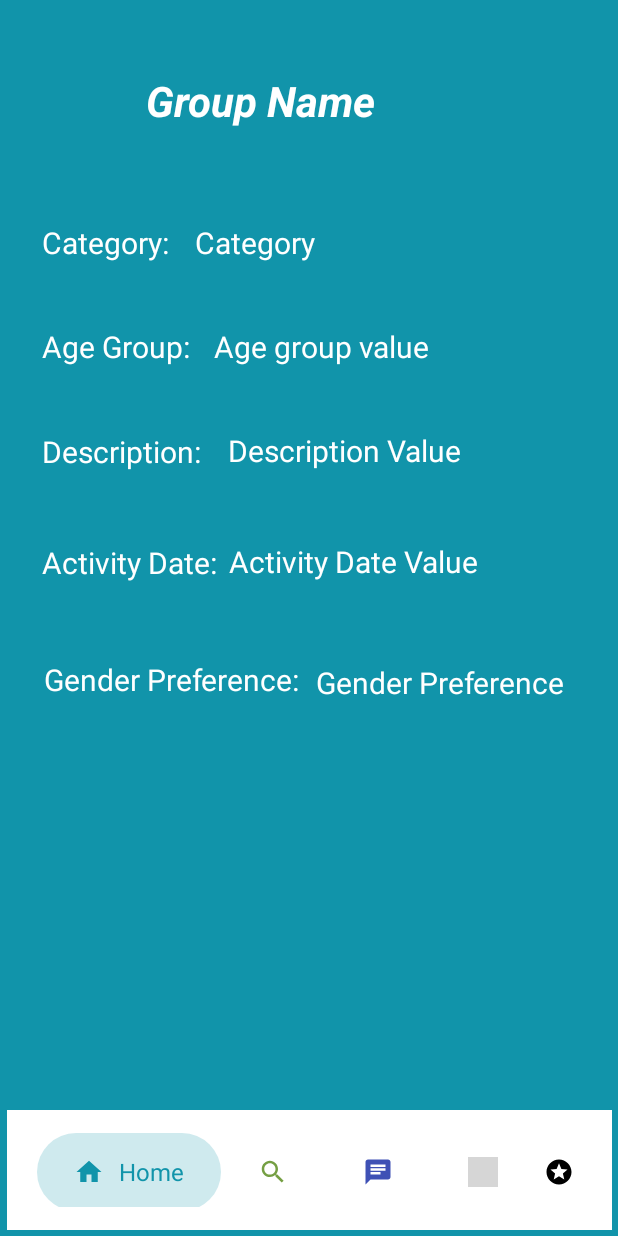
After one commit to purva-n/MAD_ProjectAssignment_Team16, an Android app: the fragment GroupInfoPage placed in its activity, on a phone screen of 412 x 824 dp. The commit adds this screen. Run offline under Robolectric (Android 15) with nearby library versions, the phone set to English and light mode, and no system bars; our stand-ins replace Firebase (no records; nobody signed in at launch, a user with empty details on screens opened directly); 2 statements that could not run were skipped; grey boxes are pictures that could not be loaded.

Commit message:
Group info changes 1

```diff
--- /dev/null
+++ b/AtYourService/app/src/main/java/com/example/atyourservice/togather/GroupInfoPage.java
@@ -0,0 +1,74 @@
+package com.example.atyourservice.togather;
+
+import android.os.Bundle;
+
+import androidx.fragment.app.Fragment;
+
+import android.view.LayoutInflater;
+import android.view.View;
+import android.view.ViewGroup;
+import android.widget.TextView;
+
+import com.example.atyourservice.R;
+import com.example.atyourservice.api.response.pojo.Groups;
+import com.example.atyourservice.models.Group;
+
+/**
+ * A simple {@link Fragment} subclass.
+ * Use the {@link GroupInfoPage#newInstance} factory method to
+ * create an instance of this fragment.
+ */
+public class GroupInfoPage extends Fragment {
+    TextView groupName;
+    TextView category;
+    TextView ageGroup;
+    TextView description;
+    TextView genderPreference;
+    TextView activityDate;
+    Group group;
+
+
+    public GroupInfoPage() {
+        // Required empty public constructor
+    }
+
+    /**
+     * Use this factory method to create a new instance of
+     * this fragment using the provided parameters.
+     * @return A new instance of fragment GroupInfoPage.
+     */
+    // TODO: Rename and change types and number of parameters
+    public static GroupInfoPage newInstance() {
+        GroupInfoPage fragment = new GroupInfoPage();
+        return fragment;
+    }
+
+    @Override
+    public void onCreate(Bundle savedInstanceState) {
+        super.onCreate(savedInstanceState);
+        if (getArguments() != null) {
+            Bundle bundle = getArguments();
+            group = (Group) bundle.getSerializable("GroupResult");
+        }
+    }
+
+    @Override
+    public View onCreateView(LayoutInflater inflater, ViewGroup container,
+                             Bundle savedInstanceState) {
+        // Inflate the layout for this fragment
+        View view = inflater.inflate(R.layout.fragment_group_info_page, container, false);
+        groupName = view.findViewById(R.id.groupName);
+        category = view.findViewById(R.id.category);
+        ageGroup = view.findViewById(R.id.ageGroup);
+        description = view.findViewById(R.id.description);
+        activityDate = view.findViewById(R.id.activityDate);
+        genderPreference = view.findViewById(R.id.genderPreference);
+
+
+        groupName.setText(group.getName());
+        category.setText(group.getCategory());
+
+        return view;
+
+    }
+}
--- a/AtYourService/app/src/main/java/com/example/atyourservice/togather/GroupResultFindPageAdapter.java
+++ b/AtYourService/app/src/main/java/com/example/atyourservice/togather/GroupResultFindPageAdapter.java
@@ -1,6 +1,7 @@
 package com.example.atyourservice.togather;
 
 import androidx.annotation.NonNull;
+import androidx.fragment.app.FragmentTransaction;
 import androidx.recyclerview.widget.RecyclerView;
 
 import android.content.Context;
@@ -13,6 +14,7 @@ import android.os.Bundle;
 import android.view.LayoutInflater;
 import android.view.View;
 import android.view.ViewGroup;
+import android.widget.TextView;
 
 import com.example.atyourservice.R;
 import com.example.atyourservice.models.Group;
@@ -52,6 +54,31 @@ public class GroupResultFindPageAdapter extends RecyclerView.Adapter<GroupResult
         holder.getGroupDate().setText(new Date(grp.getDate()).toString());
         holder.getMemberCount().setText(String.valueOf(grp.getMemberCount()));
 
+        holder.getGroupName().setOnClickListener(new View.OnClickListener() {
+            @Override
+            public void onClick(View view) {
+                FragmentTransaction ft = ((AppCompatActivity)context).getSupportFragmentManager().beginTransaction();
+                ft.setTransition(FragmentTransaction.TRANSIT_FRAGMENT_OPEN);
+                GroupInfoPage rv = GroupInfoPage.newInstance();
+                String groupName = ((TextView) view.findViewById(R.id.groupName)).getText().toString();
+                System.out.println("GROUP NAMEEE ::::: " + groupName);
+
+
+                if(grp != null) {
+                    Bundle bundle = new Bundle();
+                    bundle.putSerializable("GroupSelected", grp);
+                    rv.setArguments(bundle);
+                    ft.setReorderingAllowed(true)
+                            .addToBackStack("groupResultList")
+                            .replace(R.id.fragmentContainer,
+                                    rv,
+                                    null)
+                            .commit();
+                }
+
+            }
+        });
+
         //TODO: Group Profile Img
 //        int drawableId = 0;
 //        try {
--- a/AtYourService/app/src/main/java/com/example/atyourservice/togather/GroupResultFindPageRecyclerView.java
+++ b/AtYourService/app/src/main/java/com/example/atyourservice/togather/GroupResultFindPageRecyclerView.java
@@ -1,6 +1,9 @@
 package com.example.atyourservice.togather;
 
+import androidx.appcompat.app.AppCompatActivity;
+import androidx.cardview.widget.CardView;
 import androidx.fragment.app.Fragment;
+import androidx.fragment.app.FragmentTransaction;
 import androidx.recyclerview.widget.LinearLayoutManager;
 import androidx.recyclerview.widget.RecyclerView;
 
@@ -9,11 +12,13 @@ import android.os.Bundle;
 import android.view.LayoutInflater;
 import android.view.View;
 import android.view.ViewGroup;
+import android.widget.TextView;
 
 import com.example.atyourservice.R;
 import com.example.atyourservice.UserList;
 import com.example.atyourservice.api.response.pojo.Groups;
 import com.example.atyourservice.mesaging.service.MessagesRecycler;
+import com.example.atyourservice.models.Group;
 import com.example.atyourservice.models.User;
 import com.google.firebase.database.DatabaseReference;
 
--- a/AtYourService/app/src/main/res/layout/activity_group_result_find_page_view_holder.xml
+++ b/AtYourService/app/src/main/res/layout/activity_group_result_find_page_view_holder.xml
@@ -6,6 +6,7 @@
     android:layout_height="wrap_content">
 
     <androidx.cardview.widget.CardView
+        android:id="@+id/groupListTemplate"
         android:layout_width="match_parent"
         android:layout_height="103dp"
         app:cardCornerRadius="2dp"
--- /dev/null
+++ b/AtYourService/app/src/main/res/layout/fragment_group_info_page.xml
@@ -0,0 +1,166 @@
+<?xml version="1.0" encoding="utf-8"?>
+<FrameLayout xmlns:android="http://schemas.android.com/apk/res/android"
+    xmlns:app="http://schemas.android.com/apk/res-auto"
+    xmlns:tools="http://schemas.android.com/tools"
+    android:layout_width="match_parent"
+    android:layout_height="match_parent"
+    tools:context=".togather.GroupInfoPage"
+    android:background="@color/home">
+
+    <androidx.constraintlayout.widget.ConstraintLayout
+        android:layout_width="match_parent"
+        android:layout_height="match_parent"
+        android:background="@color/home"
+        tools:context=".togather.GroupInfoPage">
+
+
+        <TextView
+            android:id="@+id/activityDateLabel"
+            android:layout_width="120dp"
+            android:layout_height="30dp"
+            android:layout_marginStart="28dp"
+            android:layout_marginTop="44dp"
+            android:text="Activity Date: "
+            android:textColor="#FFFFFF"
+            android:textSize="20sp"
+            app:layout_constraintEnd_toStartOf="@+id/activityDate"
+            app:layout_constraintHorizontal_bias="0.02"
+            app:layout_constraintStart_toStartOf="parent"
+            app:layout_constraintTop_toBottomOf="@+id/descriptionLabel" />
+
+        <TextView
+            android:id="@+id/description"
+            android:layout_width="188dp"
+            android:layout_height="30dp"
+            android:layout_marginTop="40dp"
+            android:layout_marginEnd="72dp"
+            android:text="Description Value"
+            android:textColor="#FFFFFF"
+            android:textSize="20sp"
+            app:layout_constraintEnd_toEndOf="parent"
+            app:layout_constraintTop_toBottomOf="@+id/ageGroup" />
+
+        <TextView
+            android:id="@+id/ageGroup"
+            android:layout_width="153dp"
+            android:layout_height="29dp"
+            android:layout_marginTop="40dp"
+            android:layout_marginEnd="116dp"
+            android:text="Age group value"
+            android:textColor="#FFFFFF"
+            android:textSize="20sp"
+            app:layout_constraintEnd_toEndOf="parent"
+            app:layout_constraintTop_toBottomOf="@+id/category" />
+
+        <TextView
+            android:id="@+id/category"
+            android:layout_width="98dp"
+            android:layout_height="29dp"
+            android:layout_marginTop="60dp"
+            android:layout_marginEnd="184dp"
+            android:text="Category Value"
+            android:textColor="#FFFFFF"
+            android:textSize="20sp"
+            app:layout_constraintEnd_toEndOf="parent"
+            app:layout_constraintTop_toBottomOf="@+id/groupName" />
+
+        <TextView
+            android:id="@+id/genderPreferenceLabel"
+            android:layout_width="181dp"
+            android:layout_height="34dp"
+            android:layout_marginStart="28dp"
+            android:layout_marginTop="48dp"
+            android:text="Gender Preference: "
+            android:textColor="#FFFFFF"
+            android:textSize="20sp"
+            app:layout_constraintBottom_toBottomOf="parent"
+            app:layout_constraintEnd_toStartOf="@+id/genderPreference"
+            app:layout_constraintHorizontal_bias="1.0"
+            app:layout_constraintStart_toStartOf="parent"
+            app:layout_constraintTop_toBottomOf="@+id/activityDateLabel"
+            app:layout_constraintVertical_bias="0.0" />
+
+        <TextView
+            android:id="@+id/genderPreference"
+            android:layout_width="181dp"
+            android:layout_height="34dp"
+            android:layout_marginTop="48dp"
+            android:layout_marginEnd="20dp"
+            android:text="Gender Preference"
+            android:textColor="#FFFFFF"
+            android:textSize="20sp"
+            app:layout_constraintBottom_toBottomOf="parent"
+            app:layout_constraintEnd_toEndOf="parent"
+            app:layout_constraintTop_toBottomOf="@+id/activityDate"
+            app:layout_constraintVertical_bias="0.003" />
+
+        <TextView
+            android:id="@+id/categoryLabel"
+            android:layout_width="98dp"
+            android:layout_height="29dp"
+            android:layout_marginStart="28dp"
+            android:layout_marginTop="60dp"
+            android:text="Category: "
+            android:textColor="#FFFFFF"
+            android:textSize="20sp"
+            app:layout_constraintEnd_toStartOf="@+id/category"
+            app:layout_constraintHorizontal_bias="0.0"
+            app:layout_constraintStart_toStartOf="parent"
+            app:layout_constraintTop_toBottomOf="@+id/groupName" />
+
+        <TextView
+            android:id="@+id/activityDate"
+            android:layout_width="231dp"
+            android:layout_height="31dp"
+            android:layout_marginTop="44dp"
+            android:layout_marginEnd="28dp"
+            android:text="Activity Date Value"
+            android:textColor="#FFFFFF"
+            android:textSize="20sp"
+            app:layout_constraintEnd_toEndOf="parent"
+            app:layout_constraintTop_toBottomOf="@+id/description" />
+
+        <TextView
+            android:id="@+id/ageGroupLabel"
+            android:layout_width="111dp"
+            android:layout_height="30dp"
+            android:layout_marginStart="28dp"
+            android:layout_marginTop="40dp"
+            android:text="Age Group: "
+            android:textColor="#FFFFFF"
+            android:textSize="20sp"
+            app:layout_constraintEnd_toStartOf="@+id/ageGroup"
+            app:layout_constraintHorizontal_bias="0.0"
+            app:layout_constraintStart_toStartOf="parent"
+            app:layout_constraintTop_toBottomOf="@+id/categoryLabel" />
+
+        <TextView
+            android:id="@+id/groupName"
+            android:layout_width="238dp"
+            android:layout_height="40dp"
+            android:layout_marginTop="48dp"
+            android:text="Group Name"
+            android:textColor="#FFFFFF"
+            android:textSize="28sp"
+            android:textStyle="bold|italic"
+            app:layout_constraintEnd_toEndOf="parent"
+            app:layout_constraintHorizontal_bias="0.56"
+            app:layout_constraintStart_toStartOf="parent"
+            app:layout_constraintTop_toTopOf="parent" />
+
+        <TextView
+            android:id="@+id/descriptionLabel"
+            android:layout_width="120dp"
+            android:layout_height="30dp"
+            android:layout_marginStart="28dp"
+            android:layout_marginTop="40dp"
+            android:text="Description: "
+            android:textColor="#FFFFFF"
+            android:textSize="20sp"
+            app:layout_constraintEnd_toStartOf="@+id/description"
+            app:layout_constraintHorizontal_bias="0.0"
+            app:layout_constraintStart_toStartOf="parent"
+            app:layout_constraintTop_toBottomOf="@+id/ageGroupLabel" />
+    </androidx.constraintlayout.widget.ConstraintLayout>
+
+</FrameLayout>
```
